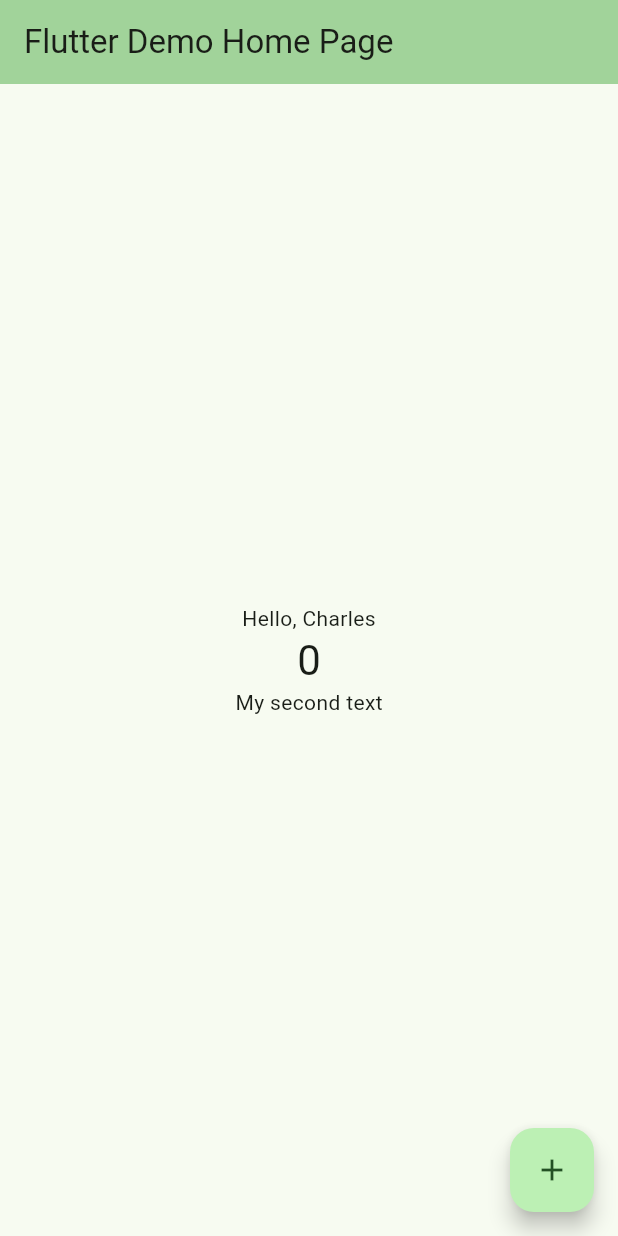
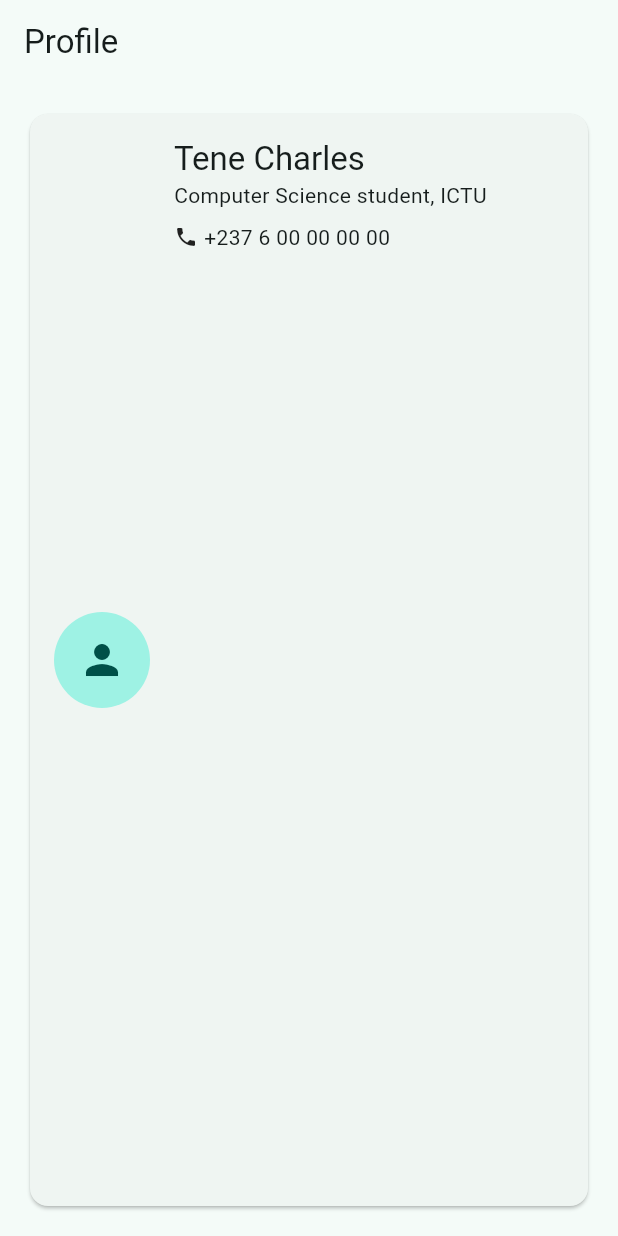
Before and after one commit to charlesjunior3658-ai/my_first_app, a Flutter app: the screen it shows after launch, on a phone screen of 412 x 824 dp. Run offline on Flutter 3.47's test engine with Material 3 defaults, Android fonts, the phone set to English and light mode, and no system bars; our stand-ins replace material_ui.

Commit message:
Add ProfileCard widget with my own data

```diff
--- a/lib/main.dart
+++ b/lib/main.dart
@@ -1,66 +1,72 @@
 import 'package:material_ui/material_ui.dart';
 
-void main() {
-  runApp(const MyApp());
-}
+void main() => runApp(const CardApp());
 
-class MyApp extends StatelessWidget {
-  const MyApp({super.key});
+class CardApp extends StatelessWidget {
+  const CardApp({super.key});
 
   @override
   Widget build(BuildContext context) {
     return MaterialApp(
-      title: 'Flutter Demo',
       theme: ThemeData(
-        colorScheme: ColorScheme.fromSeed(seedColor: Colors.green),
+        colorScheme: ColorScheme.fromSeed(seedColor: Colors.teal),
       ),
-      home: const MyHomePage(title: 'Flutter Demo Home Page'),
-    );
+      home: Scaffold(
+        appBar: AppBar(title: const Text('Profile')),
+        body: const Padding(
+          padding: EdgeInsets.all(16),
+        child: ProfileCard(
+          name: 'Tene Charles',
+          role: 'Computer Science student, ICTU',
+          phone: '+237 6 00 00 00 00',
+),
+          ),
+        ),
+      );
   }
 }
 
-class MyHomePage extends StatefulWidget {
-  const MyHomePage({super.key, required this.title});
-  final String title;
+class ProfileCard extends StatelessWidget {
+  const ProfileCard({
+    super.key,
+    required this.name,
+    required this.role,
+    required this.phone,
+  });
 
-  @override
-  State<MyHomePage> createState() => _MyHomePageState();
-}
-
-class _MyHomePageState extends State<MyHomePage> {
-  int _counter = 0;
-
-  void _incrementCounter() {
-    setState(() {
-      _counter++;
-    });
-  }
+  final String name;
+  final String role;
+  final String phone;
 
   @override
   Widget build(BuildContext context) {
-    debugPrint('Width: ${MediaQuery.of(context).size.width} dp');
-    return Scaffold(
-      appBar: AppBar(
-        backgroundColor: Theme.of(context).colorScheme.inversePrimary,
-        title: Text(widget.title),
-      ),
-      body: Center(
-        child: Column(
-          mainAxisAlignment: MainAxisAlignment.center,
-          children: <Widget>[
-            const Text('Hello, Charles'),
-            Text(
-              '$_counter',
-              style: Theme.of(context).textTheme.headlineMedium,
+    final textTheme = Theme.of(context).textTheme;
+    return Card(
+      child: Padding(
+        padding: const EdgeInsets.all(16),
+        child: Row(
+          children: [
+            const CircleAvatar(radius: 32, child: Icon(Icons.person, size: 32)),
+            const SizedBox(width: 16),
+            Expanded(
+              child: Column(
+                crossAxisAlignment: CrossAxisAlignment.start,
+                children: [
+                  Text(name, style: textTheme.titleLarge),
+                  Text(role),
+                  const SizedBox(height: 8),
+                  Row(
+                    children: [
+                      const Icon(Icons.phone, size: 16),
+                      const SizedBox(width: 4),
+                      Text(phone),
+                    ],
+                  ),
+                ],
+              ),
             ),
-            const Text('My second text'),
           ],
         ),
-      ),
-      floatingActionButton: FloatingActionButton(
-        onPressed: _incrementCounter,
-        tooltip: 'Increment',
-        child: const Icon(Icons.add),
       ),
     );
   }
```
